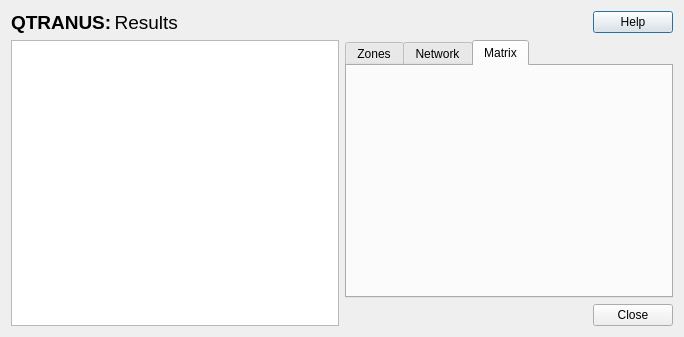
Above: results.ui from TomasdelaBarra/QTRANUS before the change. Below: the same form after it.
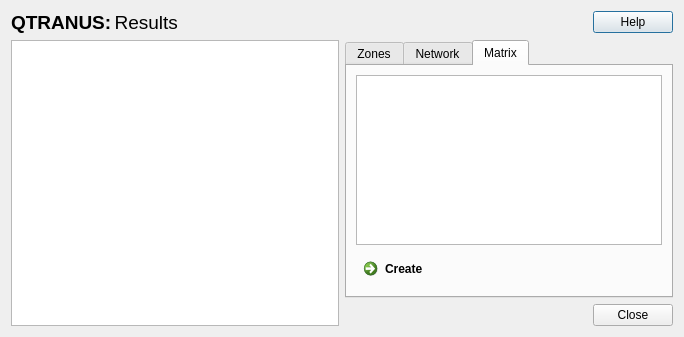
That is the form after the change. The open tabs and pages were chosen to show the change.

What changed in the file:
```diff
--- a/results.ui
+++ b/results.ui
@@ -124,6 +124,22 @@
           <attribute name="title">
            <string>Matrix</string>
           </attribute>
+          <layout class="QVBoxLayout" name="verticalLayout_6">
+           <item>
+            <layout class="QHBoxLayout" name="horizontalLayout_2">
+             <item>
+              <widget class="QListWidget" name="layerMatrix"/>
+             </item>
+            </layout>
+           </item>
+           <item>
+            <widget class="QCommandLinkButton" name="matrix">
+             <property name="text">
+              <string>Create</string>
+             </property>
+            </widget>
+           </item>
+          </layout>
          </widget>
         </widget>
        </item>
```
Left out of the diff: 2 changed lines with no effect on the pictures.
